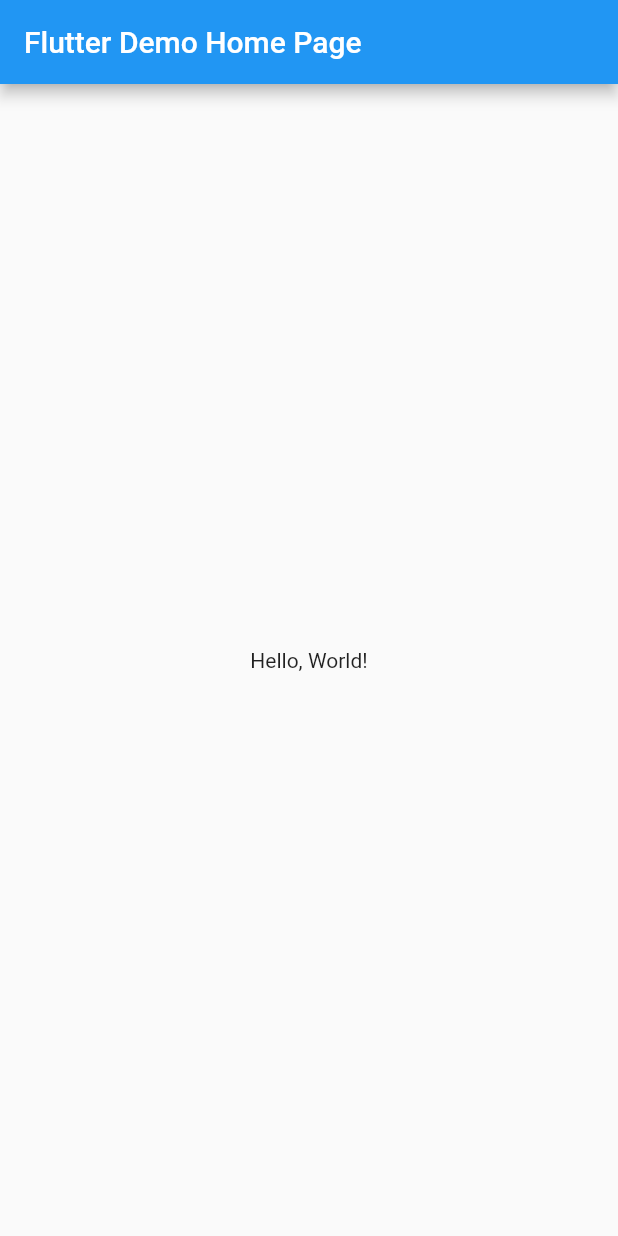
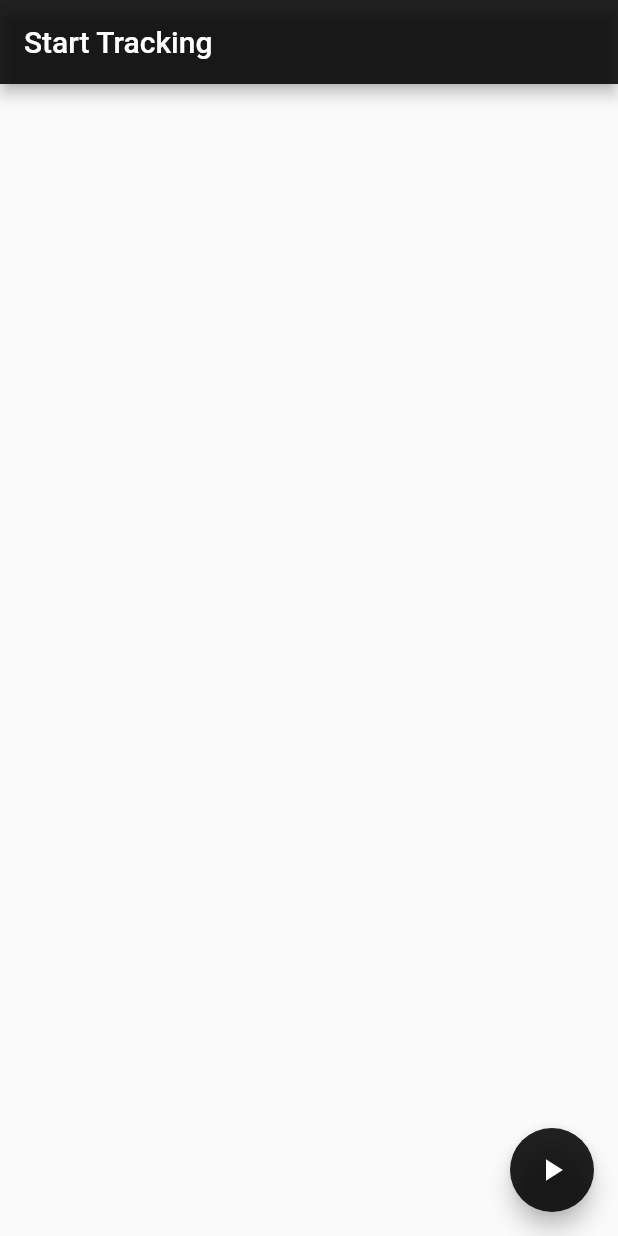
Before and after one commit to ElijahOd/map_geolocator, a Flutter app: the screen it shows after launch, on a phone screen of 412 x 824 dp. Run offline on Flutter 3.47's test engine with Material 2 defaults, Android fonts, the phone set to English and light mode, and no system bars; our stand-ins replace geolocator, google_maps_flutter.

Commit message:
90% working project

```diff
--- /dev/null
+++ b/lib/application/map_geolocator_app.dart
@@ -0,0 +1,19 @@
+import 'package:flutter/material.dart';
+import 'package:map_geolocator/pages/map_geolocator_page.dart';
+import 'package:map_geolocator/providers/location_provider.dart';
+import 'package:provider/provider.dart';
+
+class MapGeolocatorApp extends StatelessWidget {
+  const MapGeolocatorApp({super.key});
+
+  @override
+  Widget build(BuildContext context) {
+    return ChangeNotifierProvider(
+      create: (_) => LocationProvider(),
+      child: const MaterialApp(
+        title: 'Location Tracker by OD',
+        home: MapGeolocatorPage(),
+      ),
+    );
+  }
+}
--- a/lib/main.dart
+++ b/lib/main.dart
@@ -1,42 +1,6 @@
 import 'package:flutter/material.dart';
+import 'package:map_geolocator/application/map_geolocator_app.dart';
 
-void main() => runApp(MyApp());
-
-class MyApp extends StatelessWidget {
-  const MyApp({super.key});
-  // This widget is the root of your application.
-  @override
-  Widget build(BuildContext context) {
-    return MaterialApp(
-      // Application name
-      title: 'Flutter Hello World',
-      // Application theme data, you can set the colors for the application as
-      // you want
-      theme: ThemeData(
-        primarySwatch: Colors.blue,
-      ),
-      // A widget which will be started on application startup
-      home: MyHomePage(title: 'Flutter Demo Home Page'),
-    );
-  }
+void main() {
+  runApp(const MapGeolocatorApp());
 }
-
-class MyHomePage extends StatelessWidget {
-  final String title;
-  const MyHomePage({super.key, required this.title});
-
-  @override
-  Widget build(BuildContext context) {
-    return Scaffold(
-      appBar: AppBar(
-        // The title text which will be shown on the action bar
-        title: Text(title),
-      ),
-      body: Center(
-        child: Text(
-          'Hello, World!',
-        ),
-      ),
-    );
-  }
-}
--- /dev/null
+++ b/lib/pages/map_geolocator_page.dart
@@ -0,0 +1,56 @@
+import 'package:flutter/material.dart';
+import 'package:provider/provider.dart';
+
+import '../features/map_view.dart';
+import '../permissions/location_permission.dart';
+import '../providers/location_provider.dart';
+
+class MapGeolocatorPage extends StatelessWidget {
+  const MapGeolocatorPage({super.key});
+
+  @override
+  Widget build(BuildContext context) {
+    final locationProvider = Provider.of<LocationProvider>(context);
+    return Scaffold(
+      appBar: AppBar(
+        title: Text(
+            locationProvider.isTracking ? 'Stop Tracking' : 'Start Tracking'),
+        backgroundColor: Colors.black87,
+      ),
+      body: Center(
+        child: Column(
+          mainAxisAlignment: MainAxisAlignment.center,
+          children: [
+            if (locationProvider.isTracking &&
+                locationProvider.currentPosition != null)
+              Text(
+                'Your coordinates here:\n'
+                'Latitude: ${locationProvider.currentPosition!.latitude}\n'
+                'Longitude: ${locationProvider.currentPosition!.longitude}',
+                textAlign: TextAlign.left,
+                style: const TextStyle(
+                  fontSize: 16,
+                  color: Colors.black87,
+                  fontWeight: FontWeight.bold,
+                ),
+              ),
+            const SizedBox(height: 50),
+            const MapView(),
+          ],
+        ),
+      ),
+      floatingActionButton: FloatingActionButton(
+        onPressed: () {
+          if (locationProvider.isTracking) {
+            locationProvider.stopTracking();
+          } else {
+            getLocationPermission(context, locationProvider);
+          }
+        },
+        child:
+            Icon(locationProvider.isTracking ? Icons.stop : Icons.play_arrow),
+        backgroundColor: Colors.black87,
+      ),
+    );
+  }
+}
--- /dev/null
+++ b/lib/providers/location_provider.dart
@@ -0,0 +1,28 @@
+import 'dart:async';
+
+import 'package:flutter/material.dart';
+import 'package:geolocator/geolocator.dart';
+
+class LocationProvider with ChangeNotifier {
+  Position? _currentPosition;
+  StreamSubscription<Position>? _positionStreamSubscription;
+
+  bool get isTracking => _positionStreamSubscription != null;
+
+  void startTracking() {
+    _positionStreamSubscription =
+        Geolocator.getPositionStream().listen((position) {
+      _currentPosition = position;
+      notifyListeners();
+    });
+  }
+
+  void stopTracking() {
+    _positionStreamSubscription?.cancel();
+    _positionStreamSubscription = null;
+    _currentPosition = null;
+    notifyListeners();
+  }
+
+  Position? get currentPosition => _currentPosition;
+}
--- a/pubspec.yaml
+++ b/pubspec.yaml
@@ -19,6 +19,10 @@ environment:
 dependencies:
   flutter:
     sdk: flutter
+  provider: ^6.0.5
+  geolocator: ^9.0.2
+  permission_handler: ^10.4.3
+  google_maps_flutter: ^2.2.0
 
 dev_dependencies:
   flutter_test:
```
Also changed, not shown: lib/features/map_view.dart (added, +43 -0 lines), lib/permissions/location_permission.dart (added, +60 -0 lines), 2 other files.
